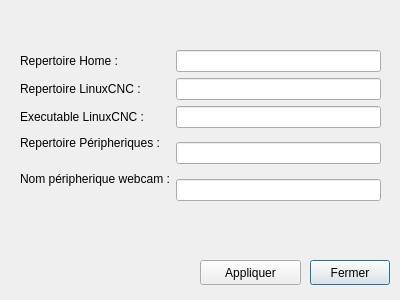
First picture: the form in src/DialogConfigSoft.ui, repository polybox3d/polybox, before the edit.
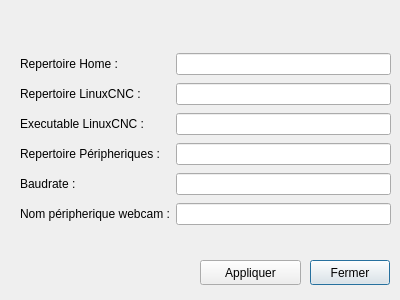
Second picture: the form after the edit. Icons and pictures are not drawn.

The edit to the form file:
```diff
--- a/src/DialogConfigSoft.ui
+++ b/src/DialogConfigSoft.ui
@@ -51,9 +51,9 @@
    <property name="geometry">
     <rect>
      <x>20</x>
-     <y>50</y>
-     <width>361</width>
-     <height>151</height>
+     <y>51</y>
+     <width>371</width>
+     <height>182</height>
     </rect>
    </property>
    <layout class="QGridLayout" name="gridLayout">
@@ -94,10 +94,20 @@
       </property>
      </widget>
     </item>
-    <item row="3" column="1" rowspan="2">
+    <item row="3" column="1">
      <widget class="QLineEdit" name="pathDev"/>
     </item>
-    <item row="4" column="0" rowspan="2">
+    <item row="4" column="0">
+     <widget class="QLabel" name="label_6">
+      <property name="text">
+       <string>Baudrate : </string>
+      </property>
+     </widget>
+    </item>
+    <item row="4" column="1">
+     <widget class="QLineEdit" name="baudrate"/>
+    </item>
+    <item row="5" column="0">
      <widget class="QLabel" name="label_5">
       <property name="text">
        <string>Nom péripherique webcam :</string>
```
